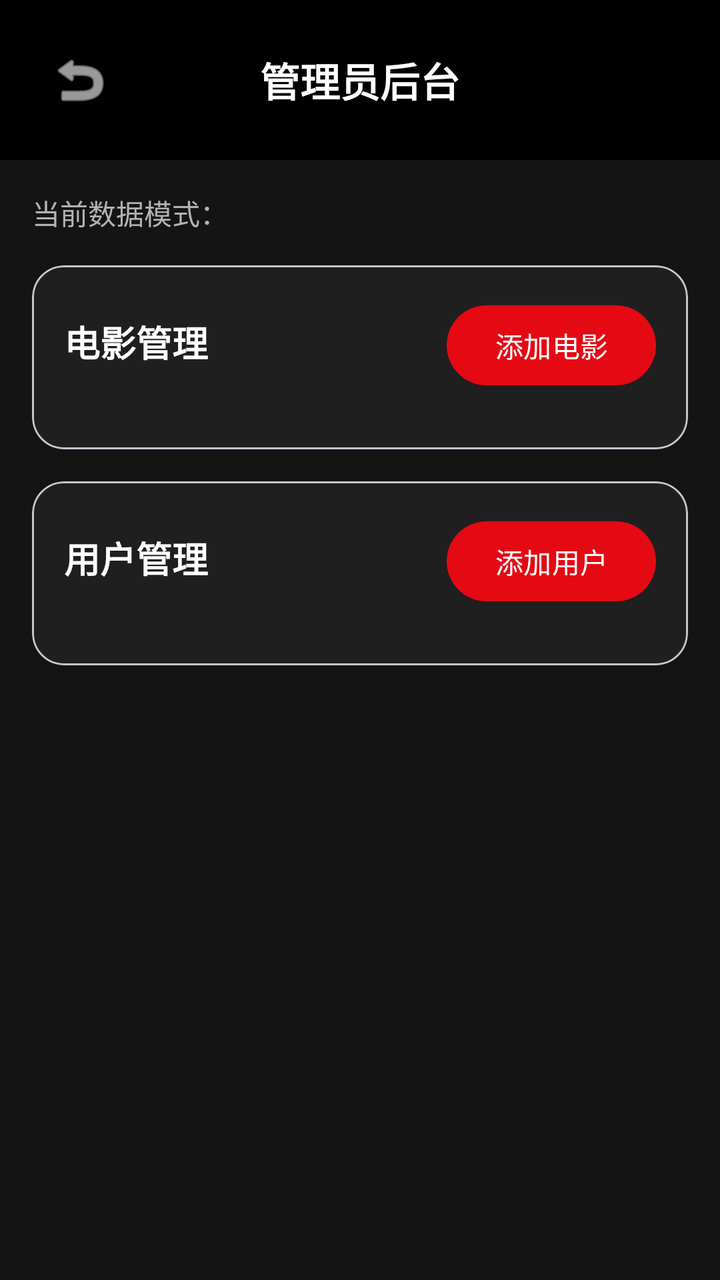
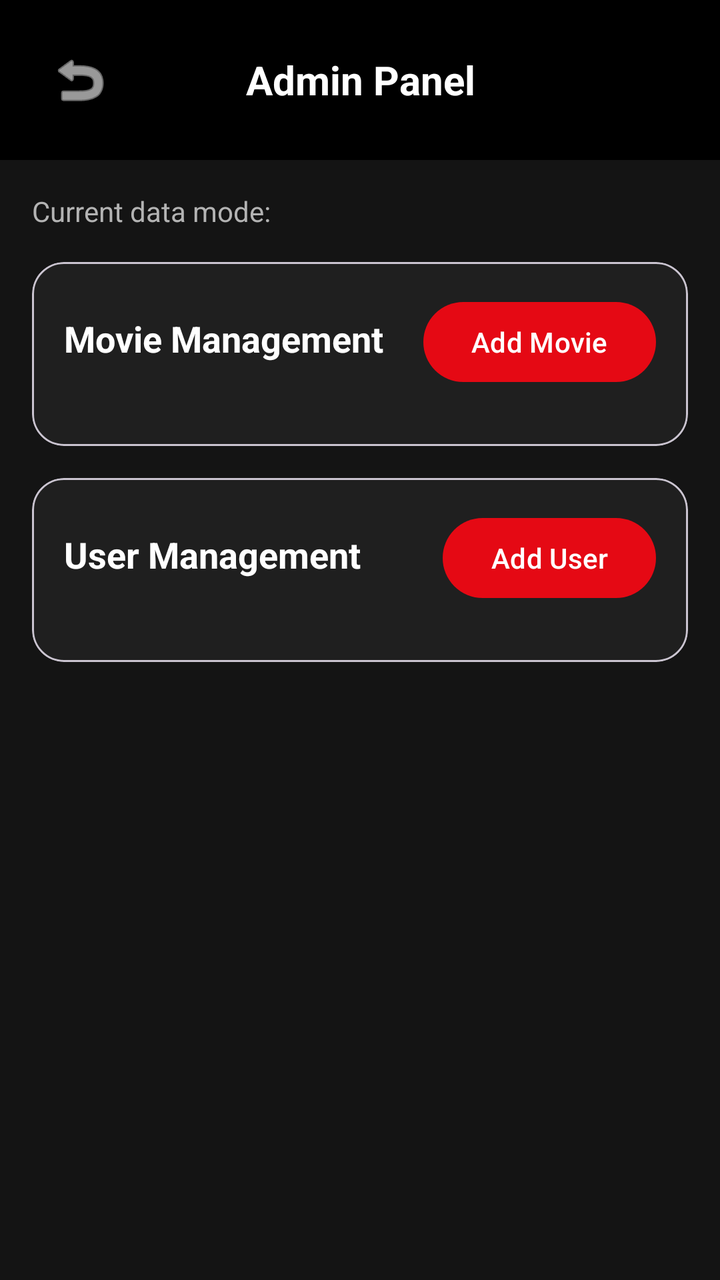

Two renders of the same Android screen: before a commit and after it. Below are the layout's source before the change and the commit's diff.
<!-- AndroidManifest.xml: application theme Theme.MyApplication -->
<!-- res/layout/activity_admin_panel.xml -->
<?xml version="1.0" encoding="utf-8"?>
<LinearLayout xmlns:android="http://schemas.android.com/apk/res/android"
    xmlns:app="http://schemas.android.com/apk/res-auto"
    android:layout_width="match_parent"
    android:layout_height="match_parent"
    android:orientation="vertical"
    android:background="#141414">

    <LinearLayout
        android:layout_width="match_parent"
        android:layout_height="wrap_content"
        android:orientation="horizontal"
        android:padding="16dp"
        android:background="#000000">

        <ImageButton
            android:id="@+id/back_button"
            android:layout_width="48dp"
            android:layout_height="48dp"
            android:background="?attr/selectableItemBackgroundBorderless"
            android:src="@android:drawable/ic_menu_revert"
            android:contentDescription="返回"
            app:tint="#FFFFFF" />

        <TextView
            android:layout_width="0dp"
            android:layout_height="wrap_content"
            android:layout_weight="1"
            android:layout_gravity="center_vertical"
            android:gravity="center"
            android:text="管理员后台"
            android:textColor="#FFFFFF"
            android:textSize="20sp"
            android:textStyle="bold" />

        <View
            android:layout_width="48dp"
            android:layout_height="48dp" />
    </LinearLayout>

    <ScrollView
        android:layout_width="match_parent"
        android:layout_height="match_parent"
        android:fillViewport="true">

        <LinearLayout
            android:layout_width="match_parent"
            android:layout_height="wrap_content"
            android:orientation="vertical"
            android:padding="16dp">

            <TextView
                android:id="@+id/admin_mode_text"
                android:layout_width="wrap_content"
                android:layout_height="wrap_content"
                android:text="当前数据模式："
                android:textColor="#B3B3B3"
                android:textSize="14sp"
                android:layout_marginBottom="16dp" />

            <com.google.android.material.card.MaterialCardView
                android:layout_width="match_parent"
                android:layout_height="wrap_content"
                android:layout_marginBottom="16dp"
                app:cardBackgroundColor="#1f1f1f"
                app:cardCornerRadius="16dp">

                <LinearLayout
                    android:layout_width="match_parent"
                    android:layout_height="wrap_content"
                    android:orientation="vertical"
                    android:padding="16dp">

                    <LinearLayout
                        android:layout_width="match_parent"
                        android:layout_height="wrap_content"
                        android:orientation="horizontal">

                        <TextView
                            android:layout_width="0dp"
                            android:layout_height="wrap_content"
                            android:layout_weight="1"
                            android:text="电影管理"
                            android:textColor="#FFFFFF"
                            android:textSize="18sp"
                            android:textStyle="bold" />

                        <com.google.android.material.button.MaterialButton
                            android:id="@+id/add_movie_button"
                            android:layout_width="wrap_content"
                            android:layout_height="wrap_content"
                            android:text="添加电影"
                            app:backgroundTint="#E50914" />
                    </LinearLayout>

                    <androidx.recyclerview.widget.RecyclerView
                        android:id="@+id/admin_movies_recycler"
                        android:layout_width="match_parent"
                        android:layout_height="wrap_content"
                        android:layout_marginTop="12dp"
                        android:nestedScrollingEnabled="false" />
                </LinearLayout>
            </com.google.android.material.card.MaterialCardView>

            <com.google.android.material.card.MaterialCardView
                android:layout_width="match_parent"
                android:layout_height="wrap_content"
                app:cardBackgroundColor="#1f1f1f"
                app:cardCornerRadius="16dp">

                <LinearLayout
                    android:layout_width="match_parent"
                    android:layout_height="wrap_content"
                    android:orientation="vertical"
                    android:padding="16dp">

                    <LinearLayout
                        android:layout_width="match_parent"
                        android:layout_height="wrap_content"
                        android:orientation="horizontal">

                        <TextView
                            android:layout_width="0dp"
                            android:layout_height="wrap_content"
                            android:layout_weight="1"
                            android:text="用户管理"
                            android:textColor="#FFFFFF"
                            android:textSize="18sp"
                            android:textStyle="bold" />

                        <com.google.android.material.button.MaterialButton
                            android:id="@+id/add_user_button"
                            android:layout_width="wrap_content"
                            android:layout_height="wrap_content"
                            android:text="添加用户"
                            app:backgroundTint="#E50914" />
                    </LinearLayout>

                    <androidx.recyclerview.widget.RecyclerView
                        android:id="@+id/admin_users_recycler"
                        android:layout_width="match_parent"
                        android:layout_height="wrap_content"
                        android:layout_marginTop="12dp"
                        android:nestedScrollingEnabled="false" />
                </LinearLayout>
            </com.google.android.material.card.MaterialCardView>

        </LinearLayout>
    </ScrollView>

</LinearLayout>
<!-- resources referenced by this layout -->
<resources>
  <style name="Theme.MyApplication" parent="Base.Theme.MyApplication" />
  <style name="Base.Theme.MyApplication" parent="Theme.Material3.DayNight.NoActionBar">
          
          
      </style>
</resources>

<!-- the commit's change to res/layout/activity_admin_panel.xml (unified diff, before → after) -->
@@ -19,7 +19,7 @@
             android:layout_height="48dp"
             android:background="?attr/selectableItemBackgroundBorderless"
             android:src="@android:drawable/ic_menu_revert"
-            android:contentDescription="返回"
+            android:contentDescription="Back"
             app:tint="#FFFFFF" />
 
         <TextView
@@ -28,7 +28,7 @@
             android:layout_weight="1"
             android:layout_gravity="center_vertical"
             android:gravity="center"
-            android:text="管理员后台"
+            android:text="Admin Panel"
             android:textColor="#FFFFFF"
             android:textSize="20sp"
             android:textStyle="bold" />
@@ -53,7 +53,7 @@
                 android:id="@+id/admin_mode_text"
                 android:layout_width="wrap_content"
                 android:layout_height="wrap_content"
-                android:text="当前数据模式："
+                android:text="Current data mode:"
                 android:textColor="#B3B3B3"
                 android:textSize="14sp"
                 android:layout_marginBottom="16dp" />
@@ -80,7 +80,7 @@
                             android:layout_width="0dp"
                             android:layout_height="wrap_content"
                             android:layout_weight="1"
-                            android:text="电影管理"
+                            android:text="Movie Management"
                             android:textColor="#FFFFFF"
                             android:textSize="18sp"
                             android:textStyle="bold" />
@@ -89,7 +89,7 @@
                             android:id="@+id/add_movie_button"
                             android:layout_width="wrap_content"
                             android:layout_height="wrap_content"
-                            android:text="添加电影"
+                            android:text="Add Movie"
                             app:backgroundTint="#E50914" />
                     </LinearLayout>
 
@@ -123,7 +123,7 @@
                             android:layout_width="0dp"
                             android:layout_height="wrap_content"
                             android:layout_weight="1"
-                            android:text="用户管理"
+                            android:text="User Management"
                             android:textColor="#FFFFFF"
                             android:textSize="18sp"
                             android:textStyle="bold" />
@@ -132,7 +132,7 @@
                             android:id="@+id/add_user_button"
                             android:layout_width="wrap_content"
                             android:layout_height="wrap_content"
-                            android:text="添加用户"
+                            android:text="Add User"
                             app:backgroundTint="#E50914" />
                     </LinearLayout>
 
